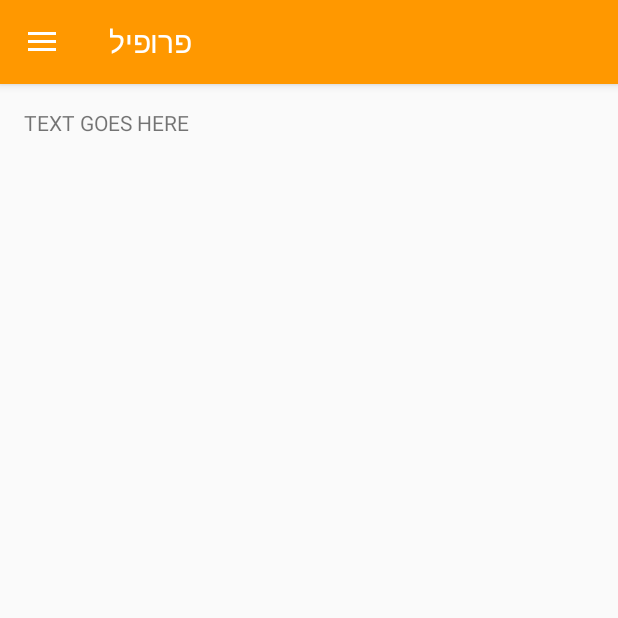
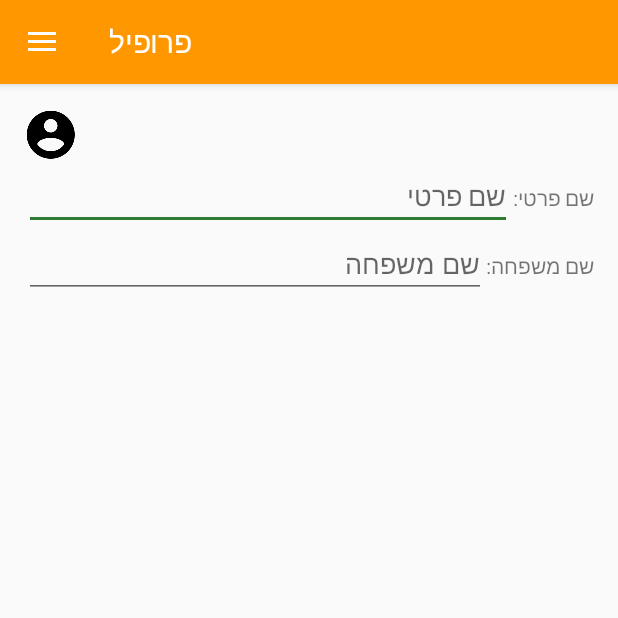
Before and after one commit to Shacharit/Shacharit, an Android app: the screen it shows after launch once a user with an empty profile is signed in (NavigationActivity), in the side drawer, after a tap on "פרופיל", on a phone screen of 412 x 824 dp, the top half of it. Run offline under Robolectric (Android 15) with nearby library versions, the phone set to English and light mode, and no system bars; our stand-ins replace Firebase (no records; nobody signed in at launch, a user with empty details on screens opened directly); pictures from the network do not load; 3 statements that could not run were skipped.

Commit message:
Some progress with the profile details page.

```diff
--- a/app/src/main/res/layout/fragment_profile_details.xml
+++ b/app/src/main/res/layout/fragment_profile_details.xml
@@ -4,10 +4,49 @@
     android:layout_height="match_parent"
     tools:context="com.google.face2face.ProfileDetailsFragment">
 
-    <!-- TODO: Update blank fragment layout -->
-    <TextView
+    <LinearLayout
+        android:orientation="vertical"
         android:layout_width="match_parent"
-        android:layout_height="match_parent"
-        android:text="TEXT GOES HERE" />
+        android:layout_height="match_parent">
+
+        <ImageView
+            android:id="@+id/imageView1"
+            android:layout_width="wrap_content"
+            android:layout_height="wrap_content"
+            android:src="@drawable/ic_account_circle_black_36dp" />
+
+        <LinearLayout
+            android:orientation="horizontal"
+            android:layoutDirection="rtl"
+            android:layout_width="match_parent"
+            android:layout_height="wrap_content">
+            <TextView
+                android:layout_width="wrap_content"
+                android:layout_height="wrap_content"
+                android:text="@string/profile_details_first_name_label"/>
+            <EditText
+                android:id="@+id/profile_details_first_name"
+                android:layout_width="match_parent"
+                android:layout_height="wrap_content"
+                android:lines="1"
+                android:hint="@string/profile_details_first_name_hint" />
+        </LinearLayout>
+        <LinearLayout
+            android:orientation="horizontal"
+            android:layoutDirection="rtl"
+            android:layout_width="match_parent"
+            android:layout_height="wrap_content">
+            <TextView
+                android:layout_width="wrap_content"
+                android:layout_height="wrap_content"
+                android:text="@string/profile_details_last_name_label"/>
+            <EditText
+                android:id="@+id/profile_details_last_name"
+                android:layout_width="match_parent"
+                android:layout_height="wrap_content"
+                android:lines="1"
+                android:hint="@string/profile_details_last_name_hint" />
+        </LinearLayout>
+    </LinearLayout>
 
 </FrameLayout>
--- a/app/src/main/res/values/strings.xml
+++ b/app/src/main/res/values/strings.xml
@@ -31,4 +31,10 @@
     <string name="self_definition_pick_alert_message">אנא בחר שלוש הגדרות</string>
     <string name="self_definition_pick_alert_title">הגדרה עצמית</string>
     <string name="self_definition_pick_alert_button">אישור</string>
+
+    // Profile details page
+    <string name="profile_details_first_name_label">שם פרטי:</string>
+    <string name="profile_details_last_name_label">שם משפחה:</string>
+    <string name="profile_details_first_name_hint">שם פרטי</string>
+    <string name="profile_details_last_name_hint">שם משפחה</string>
 </resources>
```
